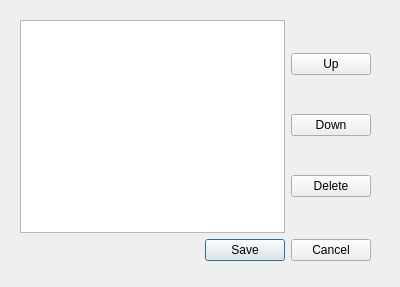
Qt form resources/forms/serviceitemeditdialog.ui (zonArt/openlp) before a commit.
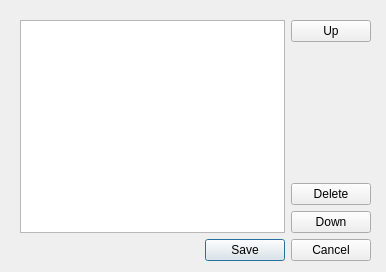
The same form after that commit.

```diff
--- a/resources/forms/serviceitemeditdialog.ui
+++ b/resources/forms/serviceitemeditdialog.ui
@@ -6,14 +6,14 @@
    <rect>
     <x>0</x>
     <y>0</y>
-    <width>400</width>
-    <height>287</height>
+    <width>386</width>
+    <height>272</height>
    </rect>
   </property>
   <property name="windowTitle">
    <string>Service Item Maintenance</string>
   </property>
-  <widget class="QWidget" name="">
+  <widget class="QWidget" name="layoutWidget">
    <property name="geometry">
     <rect>
      <x>20</x>
@@ -22,7 +22,7 @@
      <height>241</height>
     </rect>
    </property>
-   <layout class="QVBoxLayout" name="verticalLayout_2">
+   <layout class="QVBoxLayout" name="outerLayout">
     <item>
      <layout class="QHBoxLayout" name="horizontalLayout">
       <item>
@@ -42,11 +42,17 @@
          </widget>
         </item>
         <item>
-         <widget class="QPushButton" name="downButton">
-          <property name="text">
-           <string>Down</string>
+         <spacer name="verticalSpacer">
+          <property name="orientation">
+           <enum>Qt::Vertical</enum>
           </property>
-         </widget>
+          <property name="sizeHint" stdset="0">
+           <size>
+            <width>20</width>
+            <height>40</height>
+           </size>
+          </property>
+         </spacer>
         </item>
         <item>
          <widget class="QPushButton" name="deleteButton">
@@ -55,6 +61,13 @@
           </property>
          </widget>
         </item>
+        <item>
+         <widget class="QPushButton" name="downButton">
+          <property name="text">
+           <string>Down</string>
+          </property>
+         </widget>
+        </item>
        </layout>
       </item>
      </layout>
```
Left out of the diff: 4 changed lines with no effect on the pictures.
